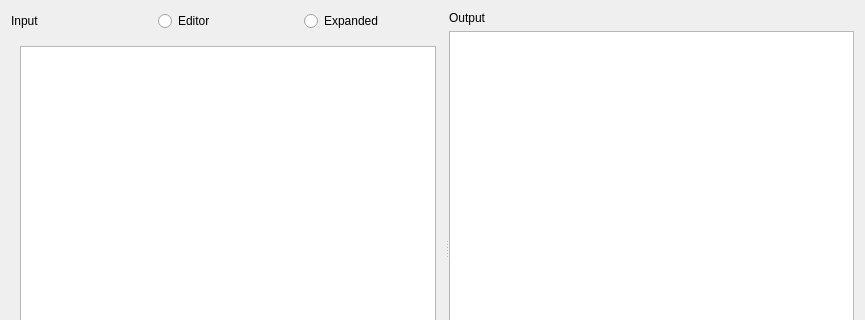
Qt form src/ui/editor/editortab.ui (hghit-harshit/Kites) before a commit; both pictures show x 0 to 865 and y 0 to 320 of the 865 by 496 pixel window.
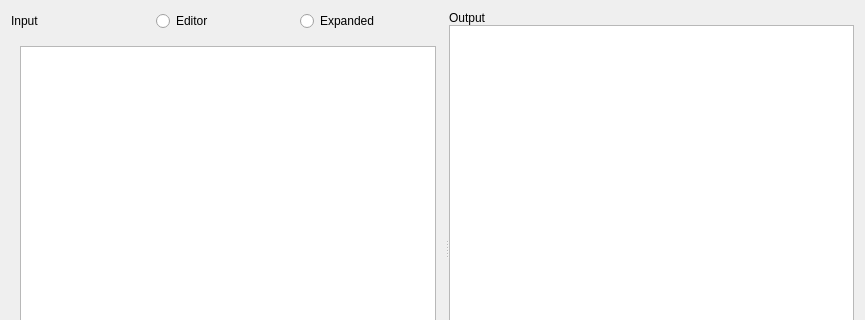
The same form after that commit. Custom widgets are drawn as their Qt base class.

```diff
--- a/src/ui/editor/editortab.ui
+++ b/src/ui/editor/editortab.ui
@@ -23,6 +23,9 @@
       <layout class="QVBoxLayout" name="verticalLayout_4">
        <item>
         <layout class="QHBoxLayout" name="horizontalLayout">
+         <property name="spacing">
+          <number>0</number>
+         </property>
          <item>
           <widget class="QLabel" name="label">
            <property name="text">
@@ -71,6 +74,9 @@
      </widget>
      <widget class="QWidget" name="layoutWidget">
       <layout class="QVBoxLayout" name="verticalLayout_2">
+       <property name="spacing">
+        <number>0</number>
+       </property>
        <item>
         <layout class="QHBoxLayout" name="horizontalLayout_2">
          <item>
```
